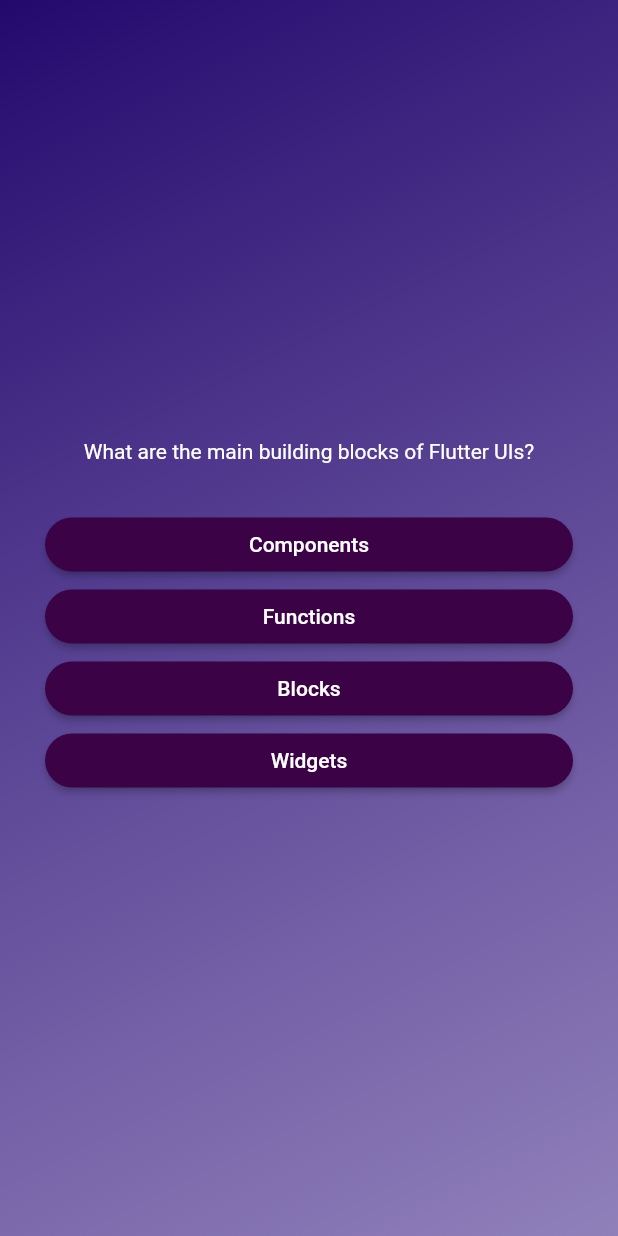
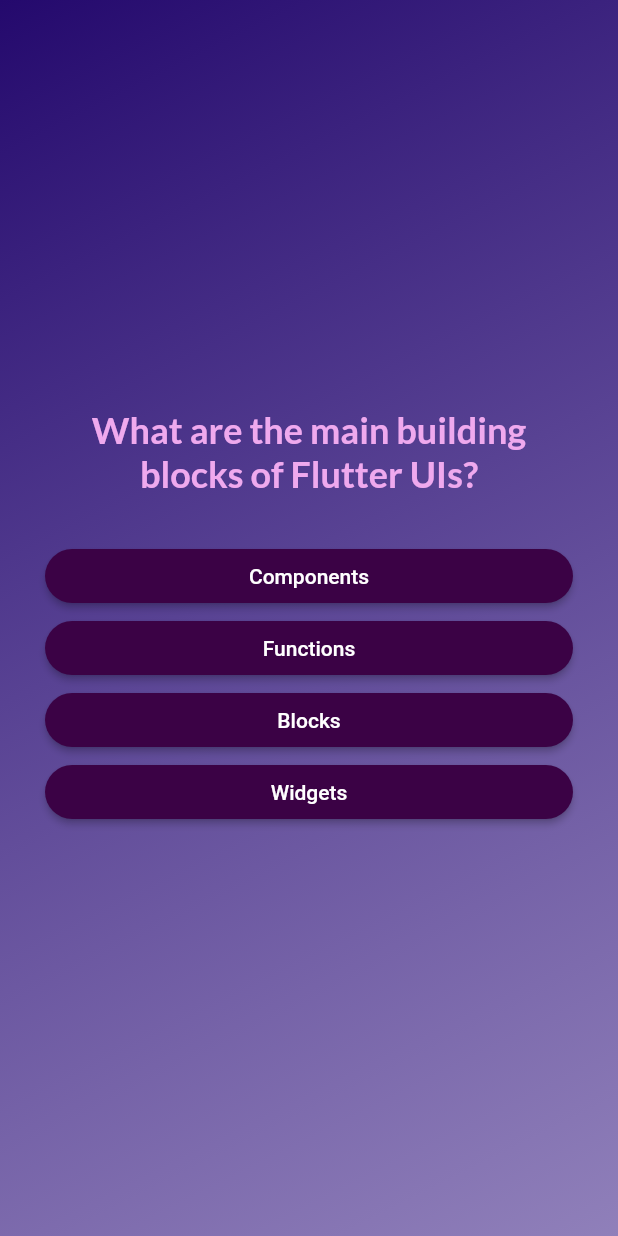
Before and after one commit to csk111165/Flutter-QuizApp, a Flutter app: the screen it shows after launch, after a tap on "Start Quiz", on a phone screen of 412 x 824 dp. Run offline on Flutter 3.47's test engine with Material 2 defaults, Android fonts, the phone set to English and light mode, and no system bars; our stand-ins replace google_fonts.

Commit message:
Changing the font of text using GoogleFont

```diff
--- a/lib/question_screen.dart
+++ b/lib/question_screen.dart
@@ -1,4 +1,5 @@
 import 'package:flutter/material.dart';
+import 'package:google_fonts/google_fonts.dart';
 import 'package:quiz_app/answer_button.dart';
 import 'package:quiz_app/data/questions.dart';
 
@@ -37,8 +38,10 @@ class _QuestionScreenState extends State<QuestionScreen> {
           children: [
              Text(
               currentQuestion.text,
-              style: const TextStyle(
-                color: Colors.white,
+              style: GoogleFonts.lato(
+                color: Color.fromARGB(255, 239, 169, 238),
+                fontSize: 24,
+                fontWeight: FontWeight.bold
               ),
               textAlign: TextAlign.center,
               ),
--- a/lib/start_screen.dart
+++ b/lib/start_screen.dart
@@ -1,4 +1,5 @@
 import 'package:flutter/material.dart';
+import 'package:google_fonts/google_fonts.dart';
 
 class StartScreen extends StatelessWidget {
   StartScreen(this.startQuiz, {super.key});
@@ -19,12 +20,13 @@ class StartScreen extends StatelessWidget {
 
             ),
           const SizedBox(height: 80),
-          const Text(
+           Text(
             'Learn Flutter the fun way!',
-            style: TextStyle(
-              color: Color.fromARGB(255, 227, 207, 231),
-              fontSize: 20,
-            ),
+            style: GoogleFonts.abel(
+              color: Color.fromARGB(255, 216, 156, 228),
+              fontSize: 24,
+              fontWeight: FontWeight.bold,
+              ),
             ),
           const SizedBox(height: 30),
           OutlinedButton.icon(
```
